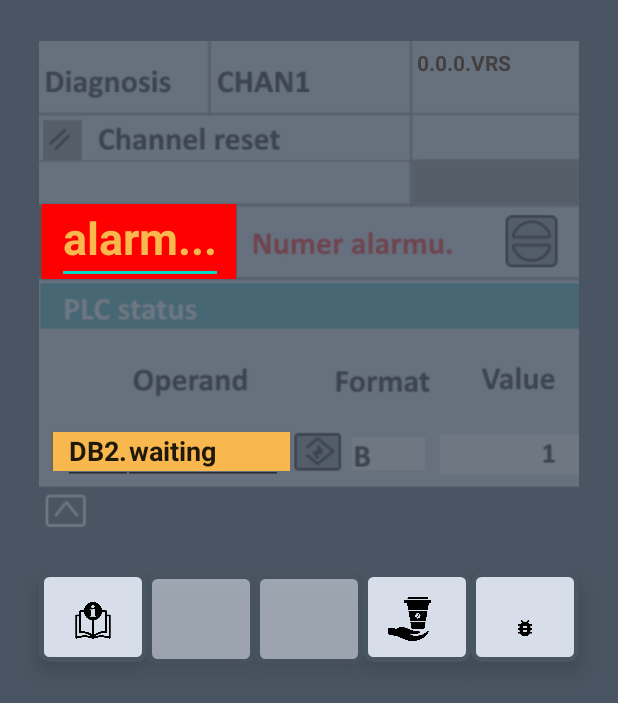
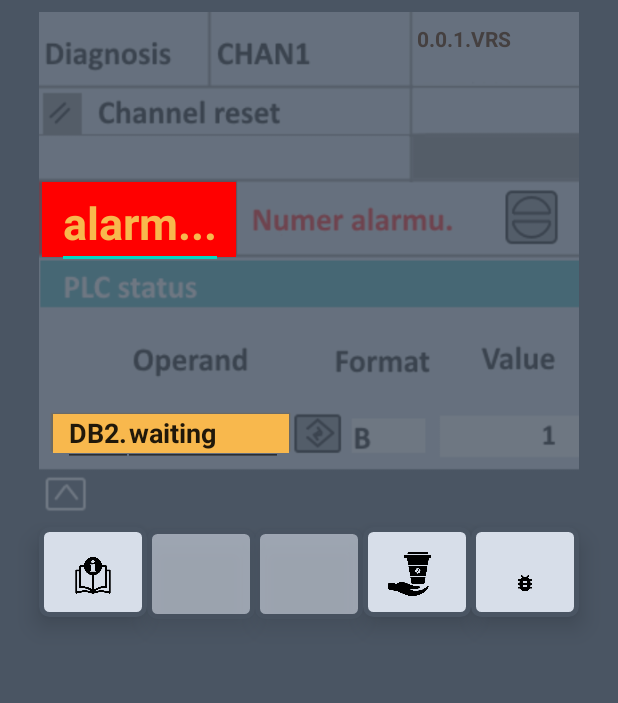
Before and after one commit to danex11/calculator840D_frontend, an Android app: the screen it shows after launch (MainActivity), on a phone screen of 412 x 824 dp. Shown: the top 703 px of the screen. Run offline under Robolectric (Android 15) with nearby library versions, the phone set to English and light mode, and no system bars; our stand-ins replace AdMob.

Commit message:
optimized cold launch time 20220808

```diff
--- a/app/build.gradle
+++ b/app/build.gradle
@@ -12,7 +12,7 @@ android {
 
         minSdkVersion 23
         targetSdkVersion 31
-        versionCode 1
+        versionCode 2
         versionName = "@string/version"
 
         testInstrumentationRunner "androidx.test.runner.AndroidJUnitRunner"
--- a/app/src/main/java/pl/op/danex11/alarmscalculator840c/MainActivity.java
+++ b/app/src/main/java/pl/op/danex11/alarmscalculator840c/MainActivity.java
@@ -4,6 +4,7 @@ import android.content.Context;
 import android.content.Intent;
 import android.net.Uri;
 import android.os.Bundle;
+import android.os.Handler;
 import android.text.InputType;
 import android.util.Log;
 import android.view.KeyEvent;
@@ -27,7 +28,6 @@ import com.google.android.gms.ads.AdView;
 import com.google.android.gms.ads.MobileAds;
 import com.google.android.gms.ads.initialization.InitializationStatus;
 import com.google.android.gms.ads.initialization.OnInitializationCompleteListener;
-import com.google.android.gms.ads.rewarded.RewardedAd;
 
 import java.util.Objects;
 
@@ -35,60 +35,37 @@ import java.util.Objects;
 public class MainActivity extends AppCompatActivity {
 
     boolean initializationDone = false;
-    private RewardedAd mRewardedAd;
     //private
     int adCounter = 0;
+    final String[] result = {"waiting"};
+
+    //Detect app going to background, foreground
+    AppLifecycleObserver appLifecycleObserver = new AppLifecycleObserver();
+
+    //Alarm enter view
+    EditText alrmtyped;
+    FrameLayout framelayout;
 
     @Override
     protected void onCreate(Bundle savedInstanceState) {
         //showKeyboard();
-        Log.w("logtag", "Log");
         //  Log.v("lineseparatoris", System.getProperty("line.separator"));
         super.onCreate(savedInstanceState);
+        setContentView(R.layout.calculator);
 
+
+        new Handler().postDelayed(() -> { //your code
             //Detect app going to background, foreground
-        AppLifecycleObserver appLifecycleObserver = new AppLifecycleObserver();
             ProcessLifecycleOwner.get().getLifecycle().addObserver(appLifecycleObserver);
             appLifecycleObserver.onEnterForeground();
 
-        setContentView(R.layout.calculator);
             //Alarm enter view
-        EditText alrmtyped = (EditText) findViewById(R.id.alarmtyped);
-        //alrmtyped.setFocusableInTouchMode(true);
+            alrmtyped = findViewById(R.id.alarmtyped);
             alrmtyped.setInputType(InputType.TYPE_CLASS_NUMBER);
             // alrmtyped.requestFocus();
-        Log.w("logtag", "requestfocus");
             InputMethodManager imm = (InputMethodManager) getSystemService(Context.INPUT_METHOD_SERVICE);
-        Log.w("logtag", "imm" + imm);
-        imm.toggleSoftInput(InputMethodManager.SHOW_FORCED,InputMethodManager.SHOW_IMPLICIT);
+            imm.toggleSoftInput(InputMethodManager.SHOW_FORCED, InputMethodManager.SHOW_IMPLICIT);
             // imm.showSoftInput(alrmtyped,InputMethodManager.SHOW_IMPLICIT);
-
-
-
-
-        // retain this fragment
-        FrameLayout framelayout = findViewById(R.id.framelayout);
-        framelayout.setTranslationZ(-10);
-
-        final String[] result = {"waiting"};
-        // your text box
-       // showSoftKeyboard(alrmtyped);
-
-
-        //AD    AD  AD
-        // AdMob 1 : add view
-        //AdView mAdView = (AdView) findViewById(R.id.adView);
-        //AdMob 2 : initialize
-        //MobileAds.initialize(getApplicationContext(), "ca-app-pub-3940256099942544~3347511713");
-        MobileAds.initialize(this, new OnInitializationCompleteListener() {
-            @Override
-            public void onInitializationComplete(InitializationStatus initializationStatus) {
-            }
-        });
-        //AdMob 3 : request and load an ad
-        // AdRequest adRequest = new AdRequest.Builder().build();
-        //mAdView.loadAd(adRequest);
-
 
             //ENTER     ENTER   ENTER   ENTER
             alrmtyped.setOnEditorActionListener(new EditText.OnEditorActionListener() {
@@ -97,7 +74,6 @@ public class MainActivity extends AppCompatActivity {
                     //CLICKED Enter
                     if (actionId == EditorInfo.IME_ACTION_DONE) {
                         String alarm = checkAlarmErrors(alrmtyped.getText().toString());
-
 
                         //vvvvvvvvvvvv
                         CalculateAlarm calca = new CalculateAlarm(alarm);
@@ -111,6 +87,8 @@ public class MainActivity extends AppCompatActivity {
                     return false;
                 }
             });
+        }, 400);
+
     }
 
 
@@ -149,47 +127,52 @@ public class MainActivity extends AppCompatActivity {
             Toast.makeText(MainActivity.this, "Alarm - first two digits wrong.", Toast.LENGTH_LONG).show();
             wrongAlert = true;
             alarmtyped = "000000";
-        return alarmtyped;}
+            return alarmtyped;
+        }
 
-        String dig3 = alarmtyped.substring(2,3);
-        Log.w("logtag","dig3 " +  dig3);
+        String dig3 = alarmtyped.substring(2, 3);
+        Log.w("logtag", "dig3 " + dig3);
         //System.out.print(dig3);
-        if(!dig3.equals("0") && !dig3.equals("1") && !dig3.equals("2") && !dig3.equals("3"))
-        { Toast.makeText(MainActivity.this, "Alarm - mistaken third digit.", Toast.LENGTH_LONG).show();
-        wrongAlert = true; }
+        if (!dig3.equals("0") && !dig3.equals("1") && !dig3.equals("2") && !dig3.equals("3")) {
+            Toast.makeText(MainActivity.this, "Alarm - mistaken third digit.", Toast.LENGTH_LONG).show();
+            wrongAlert = true;
+        }
 
-        String digs34 = alarmtyped.substring(2,4);
-        Log.w("logtag","digs34 " +  digs34);
-        if(     (digs12.equals("70") && Integer.parseInt(digs34)>31)
+        String digs34 = alarmtyped.substring(2, 4);
+        Log.w("logtag", "digs34 " + digs34);
+        if ((digs12.equals("70") && Integer.parseInt(digs34) > 31)
                 ||
-                (digs12.equals("60") && Integer.parseInt(digs34)>18)
+                (digs12.equals("60") && Integer.parseInt(digs34) > 18)
                 ||
-                digs12.equals("50") && !digs34.equals("00") && !digs34.equals("01") && !digs34.equals("02") && !digs34.equals("03") && !digs34.equals("11") && !digs34.equals("12") && !digs34.equals("13") )
-        { Toast.makeText(MainActivity.this, "Alarm - third/fourth digits incorrect.", Toast.LENGTH_LONG).show();
-        wrongAlert = true; }
+                digs12.equals("50") && !digs34.equals("00") && !digs34.equals("01") && !digs34.equals("02") && !digs34.equals("03") && !digs34.equals("11") && !digs34.equals("12") && !digs34.equals("13")) {
+            Toast.makeText(MainActivity.this, "Alarm - third/fourth digits incorrect.", Toast.LENGTH_LONG).show();
+            wrongAlert = true;
+        }
 
-        String digs56 = alarmtyped.substring(4,6);
-        Log.w("logtag","digs56 " +  digs56);
-        if(     (digs12.equals("70") && Integer.parseInt(digs56)>31)
+        String digs56 = alarmtyped.substring(4, 6);
+        Log.w("logtag", "digs56 " + digs56);
+        if ((digs12.equals("70") && Integer.parseInt(digs56) > 31)
                 ||
-                    (digs12.equals("60") && Integer.parseInt(digs56)>15)
+                (digs12.equals("60") && Integer.parseInt(digs56) > 15)
                 ||
-                    digs12.equals("50") && Integer.parseInt(digs56)>63 )
-        { Toast.makeText(MainActivity.this, "Alarm - fifth and sixth digits too high.", Toast.LENGTH_LONG).show();
-        wrongAlert = true; }
+                digs12.equals("50") && Integer.parseInt(digs56) > 63) {
+            Toast.makeText(MainActivity.this, "Alarm - fifth and sixth digits too high.", Toast.LENGTH_LONG).show();
+            wrongAlert = true;
+        }
 
-        if (wrongAlert)
-            {alarmtyped = "000000"; }
-        if (!wrongAlert){
+        if (wrongAlert) {
+            alarmtyped = "000000";
+        }
+        if (!wrongAlert) {
             //OK!
             //CALCULATE
             //hideSoftKeyboard(this.getCurrentFocus());
             Toast.makeText(MainActivity.this, "OK !", Toast.LENGTH_LONG).show();
             closeKeyboard();
-            EditText alrmtyped = (EditText) findViewById(R.id.alarmtyped);
+            EditText alrmtyped = findViewById(R.id.alarmtyped);
             hideSoftKeyboard(alrmtyped);
             //show ad
-            AdView mAdView = (AdView) findViewById(R.id.adView);
+            AdView mAdView = findViewById(R.id.adView);
             AdRequest adRequest = new AdRequest.Builder().build();
             mAdView.loadAd(adRequest);
         }
@@ -197,18 +180,16 @@ public class MainActivity extends AppCompatActivity {
     }
 
 
-
-
-    public void loadBug(View view){
+    public void loadBug(View view) {
         Intent intent = new Intent(Intent.ACTION_SENDTO, Uri.fromParts(
-                "mailto","alarmscalc840d.userreport@gmail.com", null));
+                "mailto", "alarmscalc840d.userreport@gmail.com", null));
         intent.putExtra(Intent.EXTRA_SUBJECT, getResources().getString(R.string.emsubject));
         intent.putExtra(Intent.EXTRA_TEXT, getResources().getString(R.string.emmessage));
         startActivity(Intent.createChooser(intent, "Choose an Email client to report bugs and observations:"));
     }
 
 
-    public void loadCoffee(View view){
+    public void loadCoffee(View view) {
         Intent myWebLink = new Intent(android.content.Intent.ACTION_VIEW);
         myWebLink.setData(Uri.parse("https://buycoffee.to/danex11"));
         startActivity(myWebLink);
@@ -219,8 +200,8 @@ public class MainActivity extends AppCompatActivity {
         FrameLayout framelayout = findViewById(R.id.framelayout);
         framelayout.setTranslationZ(+10);
         LayoutInflater inflater = (LayoutInflater) Objects.requireNonNull(getSystemService(Context.LAYOUT_INFLATER_SERVICE));
-        View viewL  =
-                inflater.inflate(R.layout.infolayout,framelayout,false);
+        View viewL =
+                inflater.inflate(R.layout.infolayout, framelayout, false);
         framelayout.addView(viewL);
         // .(fireText.replace("\\n", "\n"));
         //        setText(findViewById(R.string.info).replace("\\n", "\n"));;
@@ -233,8 +214,7 @@ public class MainActivity extends AppCompatActivity {
     }
 
 
-    private void closeKeyboard()
-    {
+    private void closeKeyboard() {
         // this will give us the view
         // which is currently focus
         // in this layout
@@ -258,22 +238,44 @@ public class MainActivity extends AppCompatActivity {
     }
 
 
-
-
     @Override
     protected void onRestart() {
         super.onRestart();
-        EditText alrmtyped = (EditText) findViewById(R.id.alarmtyped);
+        EditText alrmtyped = findViewById(R.id.alarmtyped);
         //hide keyboard
         hideSoftKeyboard(alrmtyped);
         //load new ad
-        AdView mAdView = (AdView) findViewById(R.id.adView);
+        AdView mAdView = findViewById(R.id.adView);
         AdRequest adRequest = new AdRequest.Builder()
                 .build();
         mAdView.loadAd(adRequest);
     }
 
+    @Override
+    protected void onResume() {
+        super.onResume();
 
+        new Handler().postDelayed(() -> { //your code
+            framelayout = findViewById(R.id.framelayout);
+            framelayout.setTranslationZ(-10);
+
+            //AD    AD  AD
+            // AdMob 1 : add view
+            //AdView mAdView = (AdView) findViewById(R.id.adView);
+            //AdMob 2 : initialize
+            //MobileAds.initialize(getApplicationContext(), "ca-app-pub-3940256099942544~3347511713");
+            MobileAds.initialize(this, new OnInitializationCompleteListener() {
+                @Override
+                public void onInitializationComplete(InitializationStatus initializationStatus) {
+                }
+            });
+            //AdMob 3 : request and load an ad
+            // AdRequest adRequest = new AdRequest.Builder().build();
+            //mAdView.loadAd(adRequest);
+        }, 600);
+
+
+    }
 
     public class AppLifecycleObserver implements LifecycleObserver {
 
@@ -283,7 +285,7 @@ public class MainActivity extends AppCompatActivity {
         public void onEnterForeground() {
             //run the code we need
             closeKeyboard();
-            EditText alrmtyped = (EditText) findViewById(R.id.alarmtyped);
+            alrmtyped = findViewById(R.id.alarmtyped);
             View current = getCurrentFocus();
             if (current != null) current.clearFocus();
             // hideSoftKeyboard(alrmtyped);
@@ -296,5 +298,4 @@ public class MainActivity extends AppCompatActivity {
 //        }
 
     }
-
 }
--- a/app/src/main/res/layout/calculator.xml
+++ b/app/src/main/res/layout/calculator.xml
@@ -3,39 +3,27 @@
     xmlns:app="http://schemas.android.com/apk/res-auto"
     android:layout_width="match_parent"
     android:layout_height="match_parent"
-    android:background="#FFFFFF"
     android:windowSoftInputMode="stateVisible">
 
 
     <ImageView
-        android:id="@+id/rect_dark"
-        android:layout_width="0dp"
-        android:layout_height="0dp"
-        android:src="@drawable/rectangle_sim_very_dark_gray"
-        app:layout_constraintBottom_toBottomOf="parent"
+        android:id="@+id/background"
+        android:layout_width="360dp"
+        android:layout_height="343dp"
+        android:layout_marginTop="8dp"
+        android:alpha=".20"
+        android:background="@drawable/widok840narrow"
         app:layout_constraintEnd_toEndOf="parent"
         app:layout_constraintStart_toStartOf="parent"
-        app:layout_constraintTop_toTopOf="parent"
-        app:layout_constraintVertical_bias="0.0"></ImageView>
-
-    <ImageView
-        android:id="@+id/background"
-        android:layout_width="360dp"
-        android:layout_height="373dp"
-        android:layout_marginTop="8dp"
-        android:alpha=".20"
-        app:layout_constraintEnd_toEndOf="parent"
-        app:layout_constraintStart_toStartOf="parent"
-        app:layout_constraintTop_toTopOf="parent"
-        app:srcCompat="@drawable/widok840narrow" />
+        app:layout_constraintTop_toTopOf="parent" />
 
     <ImageView
         android:id="@+id/rectred"
         android:layout_width="129dp"
         android:layout_height="50dp"
         android:layout_marginStart="2dp"
-        android:layout_marginTop="128dp"
-        android:src="@drawable/rectangle_red"
+        android:layout_marginTop="113dp"
+        android:background="@drawable/rectangle_red"
         app:layout_constraintStart_toStartOf="@+id/background"
         app:layout_constraintTop_toTopOf="@+id/background"></ImageView>
 
@@ -44,7 +32,7 @@
         android:layout_width="wrap_content"
         android:layout_height="wrap_content"
         android:layout_marginStart="12dp"
-        android:layout_marginTop="120dp"
+        android:layout_marginTop="110dp"
         android:hint="alarm..."
         android:imeOptions="actionDone"
         android:inputType="number"
@@ -59,11 +47,11 @@
 
     <ImageView
         android:id="@+id/rectorange"
-        android:layout_width="158dp"
+        android:layout_width="157dp"
         android:layout_height="26dp"
         android:layout_marginStart="9dp"
-        android:layout_marginTop="280dp"
-        android:src="@drawable/rectangle_orange"
+        android:layout_marginTop="268dp"
+        android:background="@drawable/rectangle_orange"
         app:layout_constraintStart_toStartOf="@+id/background"
         app:layout_constraintTop_toTopOf="@+id/background"></ImageView>
 
@@ -72,7 +60,7 @@
         android:layout_width="wrap_content"
         android:layout_height="wrap_content"
         android:layout_marginStart="56dp"
-        android:layout_marginTop="270dp"
+        android:layout_marginTop="258dp"
         android:clickable="false"
         android:cursorVisible="true"
         android:ems="5"
@@ -88,7 +76,7 @@
         android:layout_width="wrap_content"
         android:layout_height="wrap_content"
         android:layout_marginStart="16dp"
-        android:layout_marginTop="270dp"
+        android:layout_marginTop="258dp"
         android:clickable="false"
         android:cursorVisible="false"
         android:focusable="false"
@@ -103,11 +91,11 @@
         android:layout_width="wrap_content"
         android:layout_height="wrap_content"
         android:layout_marginStart="252dp"
-        android:layout_marginTop="24dp"
+        android:layout_marginTop="8dp"
         android:clickable="false"
         android:cursorVisible="false"
         android:focusable="false"
-        android:text="0.0.0.VRS"
+        android:text="@string/versionVRS"
         android:textColor="#454040"
         android:textStyle="bold"
         app:layout_constraintStart_toStartOf="@+id/background"
@@ -206,7 +194,7 @@
         android:layout_alignParentBottom="true"
         android:layout_centerHorizontal="true"
         app:adSize="SMART_BANNER"
-        app:adUnitId="ca-app-pub-9180007219356993/7676192654"
+        app:adUnitId="/6499/example/banner4"
         app:layout_constraintBottom_toBottomOf="parent"
         app:layout_constraintEnd_toEndOf="parent"
         app:layout_constraintStart_toStartOf="parent"></com.google.android.gms.ads.AdView>
--- a/app/src/main/res/values/themes.xml
+++ b/app/src/main/res/values/themes.xml
@@ -1,6 +1,7 @@
 <resources xmlns:tools="http://schemas.android.com/tools">
     <!-- Base application theme. -->
     <style name="Theme.AlarmsCalculator840C" parent="Theme.MaterialComponents.DayNight.NoActionBar">
+        <item name="android:windowBackground">@drawable/rectangle_sim_very_dark_gray</item>
         <!-- Primary brand color. -->
         <item name="colorPrimary">@color/sim_very_dark_gray</item>
         <item name="colorPrimaryVariant">@color/case_graygreen</item>
```
Also changed, not shown: app/src/main/AndroidManifest.xml (+4 -4 lines), app/src/main/java/pl/op/danex11/alarmscalculator840c/CalculatorDemo.java (+6 -10 lines), app/src/main/res/values/strings.xml (+5 -2 lines). Lines whose indentation alone changed are shown as unchanged.
